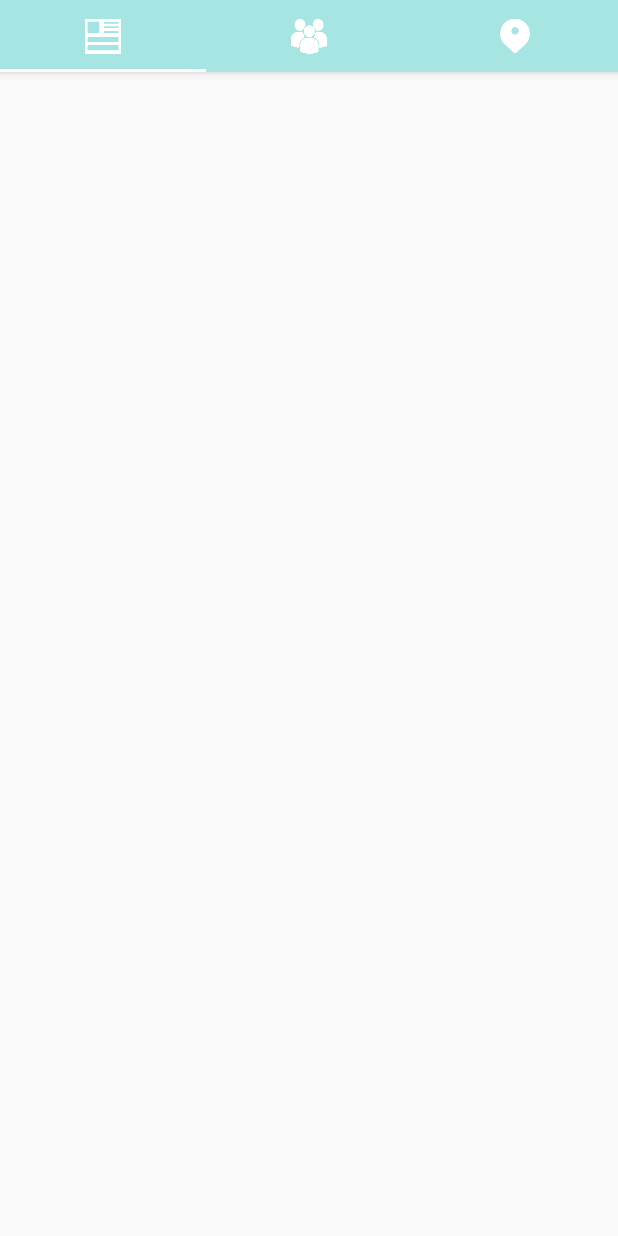
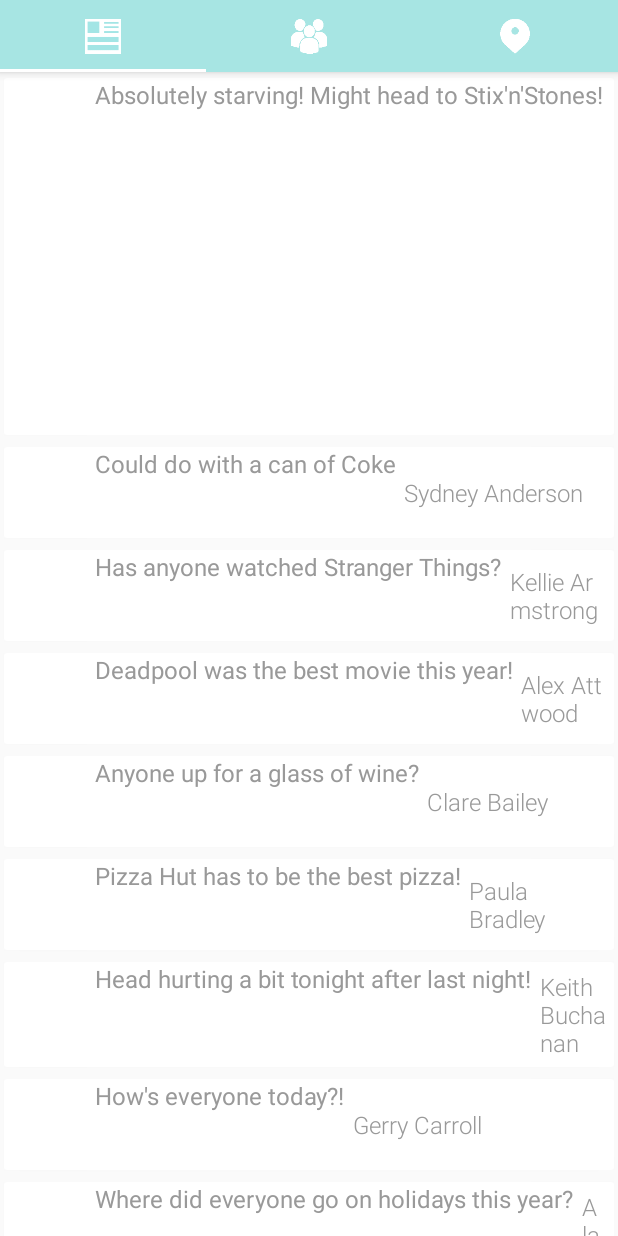
Before and after one commit to hack-the-hub/Team-MAV, an Android app: the screen it shows after launch (MainActivity), on a phone screen of 412 x 824 dp. Run offline under Robolectric (Android 15) with nearby library versions, the phone set to English and light mode, and no system bars; our stand-ins replace CircleImageView; libraries missing offline, so code that uses them is left out: io.fabric.sdk; 2 statements that could not run were skipped.

Commit message:
We now create fake twitter and facebook posts - Then feed that in to the first page! Just need to correct the layout

```diff
--- a/app/build.gradle
+++ b/app/build.gradle
@@ -11,7 +11,7 @@ android {
 
     defaultConfig {
         applicationId "industries.mav.localbuddy"
-        minSdkVersion 19
+        minSdkVersion 23
         targetSdkVersion 24
         versionCode 1
         versionName "1.0"
--- a/app/src/main/java/industries/mav/localbuddy/MainActivity.java
+++ b/app/src/main/java/industries/mav/localbuddy/MainActivity.java
@@ -73,7 +73,7 @@ public class MainActivity extends AppCompatActivity
 
     protected static class MainAdapter extends FragmentPagerAdapter
     {
-        private Fragment[] fragments = {new CounsellorFragment(), new CounsellorFragment(), new CounsellorFragment()};
+        private Fragment[] fragments = {new TwitterFeedFragment(), new CounsellorFragment(), new CounsellorFragment()};
         protected Context context;
 
         public MainAdapter(FragmentManager fm, Context context) {
--- /dev/null
+++ b/app/src/main/java/industries/mav/localbuddy/Tweets.java
@@ -0,0 +1,29 @@
+package industries.mav.localbuddy;
+
+/**
+ * Created by vincekearney on 10/09/2016.
+ */
+public class Tweets
+{
+    private String name;
+    private String body;
+    private String imageName;
+
+    public Tweets(String name, String body, String imageName) {
+        this.name = name;
+        this.body = body;
+        this.imageName = imageName;
+    }
+
+    public String getBody() {
+        return body;
+    }
+
+    public String getImageName() {
+        return imageName;
+    }
+
+    public String getName() {
+        return name;
+    }
+}
--- /dev/null
+++ b/app/src/main/java/industries/mav/localbuddy/TwitterFeedAdapter.java
@@ -0,0 +1,84 @@
+package industries.mav.localbuddy;
+
+import android.graphics.drawable.Drawable;
+import android.support.v7.widget.RecyclerView;
+import android.view.LayoutInflater;
+import android.view.View;
+import android.view.ViewGroup;
+import android.widget.TextView;
+
+import java.util.ArrayList;
+import java.util.List;
+
+/**
+ * Created by vincekearney on 10/09/2016.
+ */
+public class TwitterFeedAdapter extends RecyclerView.Adapter<TwitterFeedAdapter.TestViewHolder>
+{
+    private List<Tweets> tweetsList = new ArrayList<>();
+
+    public TwitterFeedAdapter(List<Tweets> list) {
+        this.tweetsList = list;
+        this.notifyDataSetChanged();
+    }
+
+    @Override
+    public TestViewHolder onCreateViewHolder(ViewGroup parent, int viewType) {
+        final View itemView = LayoutInflater.from(parent.getContext()).inflate(R.layout.tweet_layout, parent, false);
+        return new TestViewHolder(itemView);
+    }
+
+    @Override
+    public void onBindViewHolder(TestViewHolder holder, int position) {
+        holder.setTweet(getItem(position));
+        holder.setBodyText(holder.tweet.getBody());
+        holder.setNameText(holder.tweet.getName());
+    }
+
+    @Override
+    public int getItemCount() {
+        return this.tweetsList.size();
+    }
+
+    public Tweets getItem(int position) {
+        return this.tweetsList.get(position);
+    }
+
+    public static class TestViewHolder extends RecyclerView.ViewHolder implements View.OnClickListener
+    {
+        //        private ImageView mImageView;
+        public Tweets tweet;
+        private TextView bodyText;
+        private TextView nameText;
+        private de.hdodenhof.circleimageview.CircleImageView mImageView;
+
+        public TestViewHolder(View itemView) {
+            super(itemView);
+            mImageView = (de.hdodenhof.circleimageview.CircleImageView) itemView.findViewById(R.id.picture);
+            nameText = (TextView) itemView.findViewById(R.id.body_text);
+            bodyText = (TextView) itemView.findViewById(R.id.name);
+            itemView.setOnClickListener(this);
+        }
+
+        public void setTweet(Tweets tweet) {
+            this.tweet = tweet;
+        }
+
+        public void setImageView(Drawable drawable) {
+            mImageView.setImageDrawable(drawable);
+        }
+
+        public void setBodyText(String body) {
+            bodyText.setText(body);
+        }
+
+        public void setNameText(String name) {
+            nameText.setText(name);
+        }
+
+        @Override
+        public void onClick(View view) {
+
+        }
+    }
+}
--- /dev/null
+++ b/app/src/main/java/industries/mav/localbuddy/TwitterFeedFragment.java
@@ -0,0 +1,71 @@
+package industries.mav.localbuddy;
+
+import android.graphics.drawable.Drawable;
+import android.os.Bundle;
+import android.support.v7.widget.LinearLayoutManager;
+import android.support.v7.widget.RecyclerView;
+import android.view.LayoutInflater;
+import android.view.View;
+import android.view.ViewGroup;
+import android.widget.TextView;
+
+import java.util.ArrayList;
+import java.util.List;
+
+/**
+ * Created by vincekearney on 10/09/2016.
+ */
+public class TwitterFeedFragment extends android.support.v4.app.Fragment
+{
+    private static final String TAG = "TwitterFeedFragment";
+    private RecyclerView mRecyclerView;
+    private List<Tweets> myList = new ArrayList<>();
+    private TwitterFeedAdapter twitterFeedAdapter;
+
+    @Override
+    public void onCreate(Bundle savedInstanceState) {
+        super.onCreate(savedInstanceState);
+    }
+
+    @Override
+    public View onCreateView(LayoutInflater inflater, ViewGroup container, Bundle savedInstanceState) {
+        View view = inflater.inflate(R.layout.fragment_counsellors, container, false);
+        mRecyclerView = (RecyclerView) view.findViewById(R.id.recyclerView);
+
+        // Create the fake tweets first so we can populate the recycler view
+        this.createTweets();
+
+        this.twitterFeedAdapter = new TwitterFeedAdapter(this.myList);
+        this.mRecyclerView.setLayoutManager(new LinearLayoutManager(getActivity()));
+        this.mRecyclerView.setAdapter(this.twitterFeedAdapter);
+        this.mRecyclerView.setHasFixedSize(true);
+        this.mRecyclerView.setLayoutManager(new LinearLayoutManager(this.getContext()));
+        return view;
+    }
+
+    private void createTweets()
+    {
+        Tweets tweet1 = new Tweets("Steven Agnew", "Absolutely starving! Might head to Stix'n'Stones!", "twitter");
+        myList.add(tweet1);
+        Tweets tweet2 = new Tweets("Sydney Anderson", "Could do with a can of Coke", "twitter");
+        myList.add(tweet2);
+        Tweets tweet3 = new Tweets("Kellie Armstrong", "Has anyone watched Stranger Things?", "facebook");
+        myList.add(tweet3);
+        Tweets tweet4 = new Tweets("Alex Attwood", "Deadpool was the best movie this year!", "facebook");
+        myList.add(tweet4);
+        Tweets tweet5 = new Tweets("Clare Bailey", "Anyone up for a glass of wine?", "twitter");
+        myList.add(tweet5);
+        Tweets tweet6 = new Tweets("Paula Bradley", "Pizza Hut has to be the best pizza!", "facebook");
+        myList.add(tweet6);
+        Tweets tweet7 = new Tweets("Keith Buchanan", "Head hurting a bit tonight after last night!", "twitter");
+        myList.add(tweet7);
+        Tweets tweet8 = new Tweets("Gerry Carroll", "How's everyone today?!", "twitter");
+        myList.add(tweet8);
+        Tweets tweet9 = new Tweets("Alan Chambers", "Where did everyone go on holidays this year?", "facebook");
+        myList.add(tweet9);
+        Tweets tweet10 = new Tweets("Stewart Dickson", "iPhone 7 worth it?", "facebook");
+        myList.add(tweet10);
+        Tweets tweet11 = new Tweets("Alex Easton", "Samsung Notebook 7 really let us all down!", "facebook");
+        myList.add(tweet11);
+    }
+}
--- /dev/null
+++ b/app/src/main/res/layout/tweet_layout.xml
@@ -0,0 +1,62 @@
+<?xml version="1.0" encoding="utf-8"?>
+<RelativeLayout xmlns:android="http://schemas.android.com/apk/res/android"
+    xmlns:app="http://schemas.android.com/apk/res-auto"
+    xmlns:tools="http://schemas.android.com/tools"
+    android:layout_width="match_parent"
+    android:layout_height="wrap_content">
+
+
+    <android.support.v7.widget.CardView
+        android:layout_width="match_parent"
+        android:layout_height="wrap_content"
+        app:cardBackgroundColor="#FFFFFF"
+        app:cardCornerRadius="2dp"
+        app:cardElevation="1dp"
+        app:cardUseCompatPadding="true">
+
+        <android.support.v7.widget.LinearLayoutCompat
+            android:layout_width="match_parent"
+            android:layout_height="match_parent"
+            android:orientation="horizontal">
+
+            <de.hdodenhof.circleimageview.CircleImageView xmlns:app="http://schemas.android.com/apk/res-auto"
+                android:id="@+id/picture"
+                android:layout_width="30dp"
+                android:layout_height="30dp"
+                android:layout_gravity="center"
+                android:layout_margin="15dp"
+                app:civ_border_color="@android:color/white"
+                app:civ_border_width="0dp" />
+
+            <TextView
+                android:id="@+id/name"
+                android:layout_width="wrap_content"
+                android:layout_height="wrap_content"
+                android:fontFamily="sans-serif-bold"
+                android:textColor="#999999"
+                android:textSize="16sp"
+                tools:text="John Smith" />
+
+            <android.support.v7.widget.LinearLayoutCompat
+                android:layout_width="wrap_content"
+                android:layout_height="wrap_content"
+                android:layout_gravity="center"
+                android:orientation="vertical"
+                android:padding="5dp">
+
+                <TextView
+                    android:id="@+id/body_text"
+                    android:layout_width="wrap_content"
+                    android:layout_height="wrap_content"
+                    android:fontFamily="sans-serif-light"
+                    android:textColor="#999999"
+                    android:textSize="16sp"
+                    tools:text="We will solve everything!" />
+
+            </android.support.v7.widget.LinearLayoutCompat>
+
+        </android.support.v7.widget.LinearLayoutCompat>
+
+    </android.support.v7.widget.CardView>
+
+</RelativeLayout>
```
Also changed, not shown: app/src/main/java/industries/mav/localbuddy/CounsellorFragment.java (+0 -9 lines).
